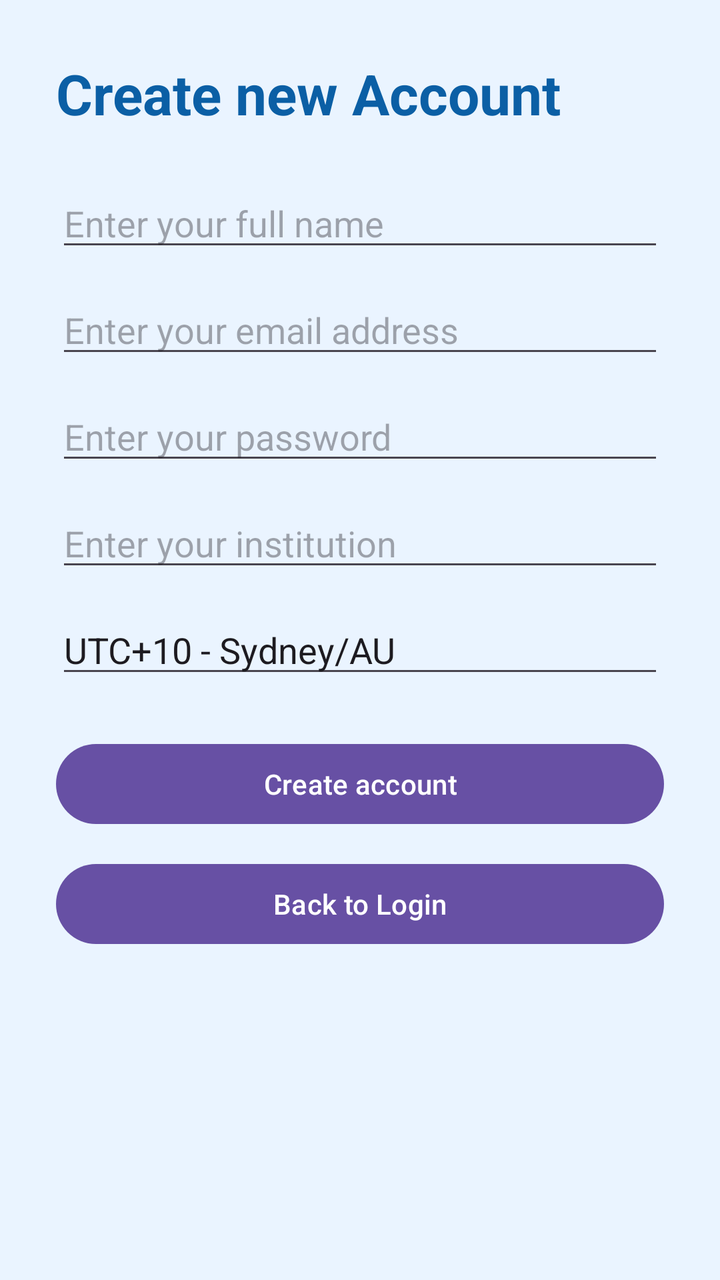
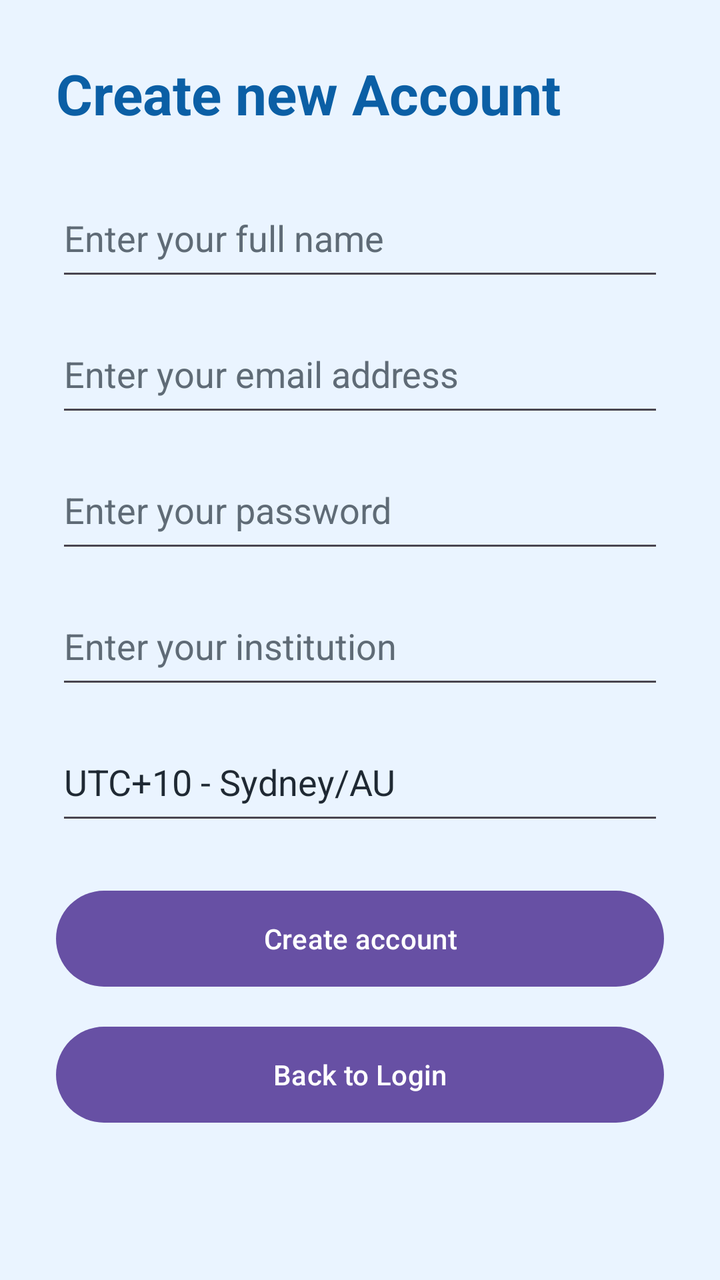

Two renders of the same Android screen: before a commit and after it. Below are the layout's source before the change and the commit's diff.
<!-- AndroidManifest.xml: application theme Theme.SmartAcademia -->
<!-- res/layout/activity_register.xml -->
<?xml version="1.0" encoding="utf-8"?>
<ScrollView xmlns:android="http://schemas.android.com/apk/res/android"
    android:layout_width="match_parent"
    android:layout_height="match_parent"
    android:background="#EAF4FF">

    <LinearLayout
        android:layout_width="match_parent"
        android:layout_height="wrap_content"
        android:orientation="vertical"
        android:padding="28dp">

        <TextView
            android:layout_width="wrap_content"
            android:layout_height="wrap_content"
            android:text="@string/register_title"
            android:textSize="28sp"
            android:textStyle="bold"
            android:textColor="#0B5FA5"
            android:layout_marginBottom="24dp" />

        <EditText
            android:id="@+id/fullNameEditText"
            android:layout_width="match_parent"
            android:layout_height="wrap_content"
            android:hint="@string/full_name_hint" />

        <EditText
            android:id="@+id/emailEditText"
            android:layout_width="match_parent"
            android:layout_height="wrap_content"
            android:hint="@string/email_hint"
            android:inputType="textEmailAddress"
            android:layout_marginTop="12dp" />

        <EditText
            android:id="@+id/passwordEditText"
            android:layout_width="match_parent"
            android:layout_height="wrap_content"
            android:hint="@string/password_hint"
            android:inputType="textPassword"
            android:layout_marginTop="12dp" />

        <EditText
            android:id="@+id/institutionEditText"
            android:layout_width="match_parent"
            android:layout_height="wrap_content"
            android:hint="@string/institution_hint"
            android:layout_marginTop="12dp" />

        <EditText
            android:id="@+id/timezoneEditText"
            android:layout_width="match_parent"
            android:layout_height="wrap_content"
            android:hint="@string/timezone_hint"
            android:text="UTC+10 - Sydney/AU"
            android:layout_marginTop="12dp" />

        <Button
            android:id="@+id/createAccountButton"
            android:layout_width="match_parent"
            android:layout_height="wrap_content"
            android:text="@string/create_account_button"
            android:layout_marginTop="24dp" />

        <Button
            android:id="@+id/backToLoginButton"
            android:layout_width="match_parent"
            android:layout_height="wrap_content"
            android:text="Back to Login"
            android:textAllCaps="false"
            android:layout_marginTop="12dp" />

    </LinearLayout>
</ScrollView>
<!-- resources referenced by this layout -->
<resources>
  <string name="create_account_button">Create account</string>
  <string name="email_hint">Enter your email address</string>
  <string name="full_name_hint">Enter your full name</string>
  <string name="institution_hint">Enter your institution</string>
  <string name="password_hint">Enter your password</string>
  <string name="register_title">Create new Account</string>
  <string name="timezone_hint">Enter your timezone</string>
  <style name="Theme.SmartAcademia" parent="Base.Theme.SmartAcademia" />
  <style name="Base.Theme.SmartAcademia" parent="Theme.Material3.DayNight.NoActionBar">
          
          
      </style>
</resources>

<!-- the commit's change to res/layout/activity_register.xml (unified diff, before → after) -->
@@ -2,7 +2,8 @@
 <ScrollView xmlns:android="http://schemas.android.com/apk/res/android"
     android:layout_width="match_parent"
     android:layout_height="match_parent"
-    android:background="#EAF4FF">
+    android:background="#EAF4FF"
+    android:fillViewport="true">
 
     <LinearLayout
         android:layout_width="match_parent"
@@ -14,62 +15,82 @@
             android:layout_width="wrap_content"
             android:layout_height="wrap_content"
             android:text="@string/register_title"
+            android:textColor="#0B5FA5"
             android:textSize="28sp"
             android:textStyle="bold"
-            android:textColor="#0B5FA5"
             android:layout_marginBottom="24dp" />
 
         <EditText
             android:id="@+id/fullNameEditText"
             android:layout_width="match_parent"
-            android:layout_height="wrap_content"
-            android:hint="@string/full_name_hint" />
+            android:layout_height="56dp"
+            android:hint="@string/full_name_hint"
+            android:inputType="textPersonName"
+            android:autofillHints="name"
+            android:textColor="#1F2933"
+            android:textColorHint="#5F6B76" />
 
         <EditText
             android:id="@+id/emailEditText"
             android:layout_width="match_parent"
-            android:layout_height="wrap_content"
+            android:layout_height="56dp"
+            android:layout_marginTop="12dp"
             android:hint="@string/email_hint"
             android:inputType="textEmailAddress"
-            android:layout_marginTop="12dp" />
+            android:autofillHints="emailAddress"
+            android:textColor="#1F2933"
+            android:textColorHint="#5F6B76" />
 
         <EditText
             android:id="@+id/passwordEditText"
             android:layout_width="match_parent"
-            android:layout_height="wrap_content"
+            android:layout_height="56dp"
+            android:layout_marginTop="12dp"
             android:hint="@string/password_hint"
             android:inputType="textPassword"
-            android:layout_marginTop="12dp" />
+            android:autofillHints="password"
+            android:textColor="#1F2933"
+            android:textColorHint="#5F6B76" />
 
         <EditText
             android:id="@+id/institutionEditText"
             android:layout_width="match_parent"
-            android:layout_height="wrap_content"
+            android:layout_height="56dp"
+            android:layout_marginTop="12dp"
             android:hint="@string/institution_hint"
-            android:layout_marginTop="12dp" />
+            android:inputType="textCapWords"
+            android:autofillHints="organizationName"
+            android:textColor="#1F2933"
+            android:textColorHint="#5F6B76" />
 
         <EditText
             android:id="@+id/timezoneEditText"
             android:layout_width="match_parent"
-            android:layout_height="wrap_content"
+            android:layout_height="56dp"
+            android:layout_marginTop="12dp"
             android:hint="@string/timezone_hint"
-            android:text="UTC+10 - Sydney/AU"
-            android:layout_marginTop="12dp" />
+            android:text="@string/default_timezone"
+            android:inputType="text"
+            android:autofillHints="none"
+            android:textColor="#1F2933"
+            android:textColorHint="#5F6B76" />
 
         <Button
             android:id="@+id/createAccountButton"
             android:layout_width="match_parent"
-            android:layout_height="wrap_content"
+            android:layout_height="56dp"
+            android:layout_marginTop="24dp"
             android:text="@string/create_account_button"
-            android:layout_marginTop="24dp" />
+            android:textColor="#FFFFFF" />
 
         <Button
             android:id="@+id/backToLoginButton"
             android:layout_width="match_parent"
-            android:layout_height="wrap_content"
-            android:text="Back to Login"
+            android:layout_height="56dp"
+            android:layout_marginTop="12dp"
+            android:text="@string/back_to_login"
             android:textAllCaps="false"
-            android:layout_marginTop="12dp" />
+            android:textColor="#FFFFFF" />
 
     </LinearLayout>
 </ScrollView>
<!-- resource entries referenced after the edit -->
@@ -1,6 +1,8 @@
 <!-- resources referenced by this layout -->
 <resources>
+  <string name="back_to_login">Back to Login</string>
   <string name="create_account_button">Create account</string>
+  <string name="default_timezone">UTC+10 - Sydney/AU</string>
   <string name="email_hint">Enter your email address</string>
   <string name="full_name_hint">Enter your full name</string>
   <string name="institution_hint">Enter your institution</string>
